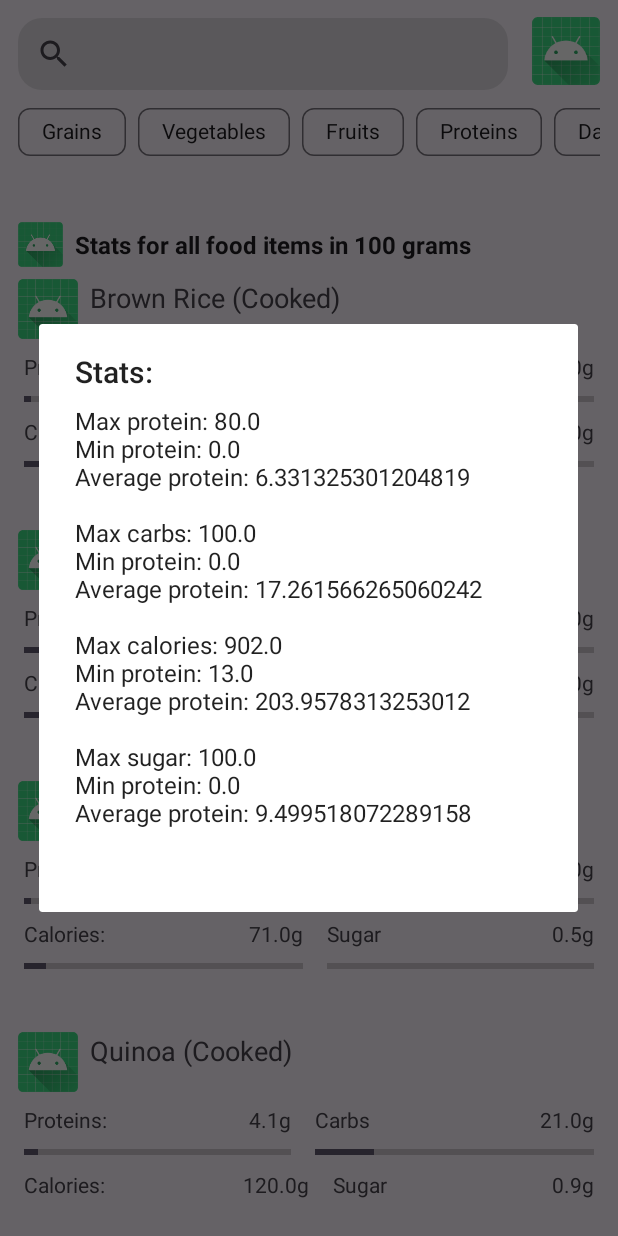
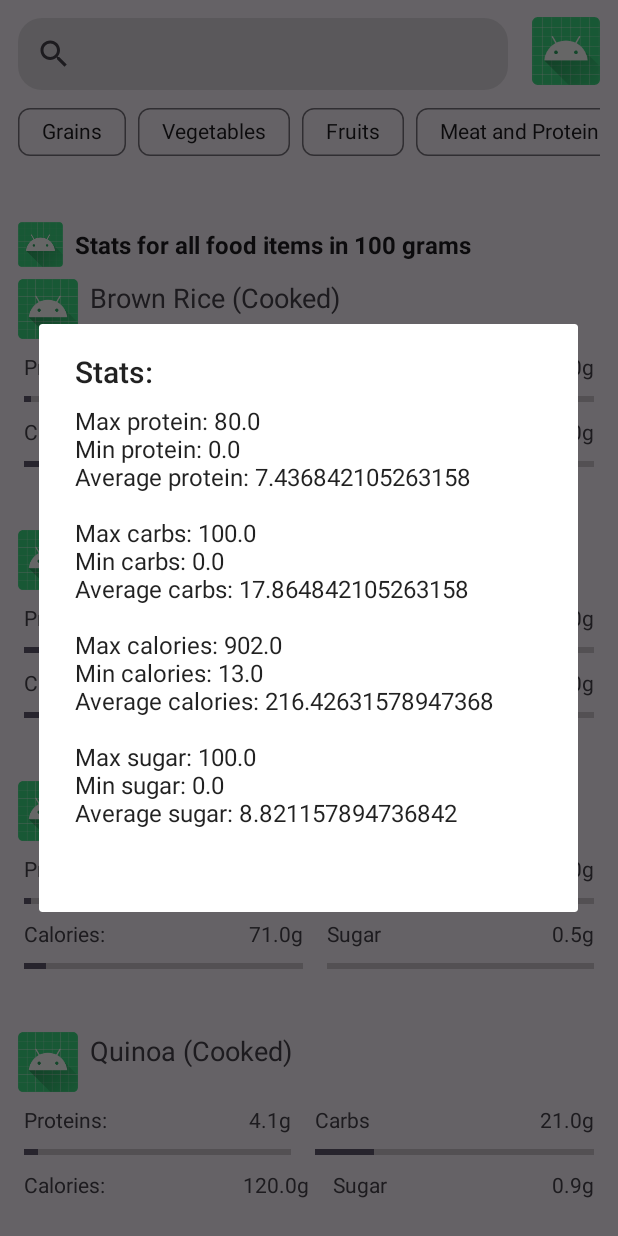
Before and after one commit to AleksandarTheGreat/Nutrition, an Android app: the Section1And2Activity screen opened directly, with no data from a screen before it, after a tap on an icon or button, on a phone screen of 412 x 824 dp. Run offline under Robolectric (Android 15) with nearby library versions, the phone set to English and light mode, and no system bars.

Commit message:
Some more changes

```diff
--- a/app/src/main/java/com/example/nutrition/Adapters/ProductsAdapter.java
+++ b/app/src/main/java/com/example/nutrition/Adapters/ProductsAdapter.java
@@ -5,12 +5,15 @@ import android.content.Context;
 import android.view.LayoutInflater;
 import android.view.View;
 import android.view.ViewGroup;
+import android.view.animation.Animation;
+import android.view.animation.AnimationUtils;
 import android.widget.ImageView;
 import android.widget.ProgressBar;
 import android.widget.TextView;
 
 import androidx.annotation.NonNull;
 import androidx.constraintlayout.widget.ConstraintLayout;
+import androidx.core.content.ContextCompat;
 import androidx.recyclerview.widget.RecyclerView;
 
 import com.example.nutrition.Helper.Toaster;
@@ -70,6 +73,9 @@ public class ProductsAdapter extends RecyclerView.Adapter<ProductsAdapter.MyView
         holder.progressBarCarbs.setProgress((int) product.getCarbs());
         holder.progressBarCalories.setProgress((int) product.getCalories());
         holder.progressBarSugar.setProgress((int) product.getSugar());
+
+        Animation animation = AnimationUtils.loadAnimation(context, R.anim.come_from_left);
+        holder.constraintLayout.startAnimation(animation);
     }
 
     @Override
--- a/app/src/main/java/com/example/nutrition/Helper/ContentLoader.java
+++ b/app/src/main/java/com/example/nutrition/Helper/ContentLoader.java
@@ -49,6 +49,7 @@ public class ContentLoader {
         productList.add(Product.createProduct("Corn", "Vegetables", 3.3, 19, 86, 6.3));
         productList.add(Product.createProduct("Onion", "Vegetables", 1.1, 9, 40, 4.2));
         productList.add(Product.createProduct("Garlic", "Vegetables", 6.4, 33, 149, 1));
+        productList.add(Product.createProduct("Mushroom", "Vegetables", 3.1, 3.3, 22, 1.7));
         productList.add(Product.createProduct("Radish", "Vegetables", 0.7, 3.4, 16, 1.9));
         productList.add(Product.createProduct("Beetroot", "Vegetables", 1.6, 10, 43, 7));
         productList.add(Product.createProduct("Celery", "Vegetables", 0.8, 3, 16, 1.8));
@@ -112,36 +113,39 @@ public class ContentLoader {
         productList.add(Product.createProduct("Custard Apple", "Fruits", 1.7, 25, 101, 24));
 
 // Proteins
-        productList.add(Product.createProduct("Chicken Breast", "Proteins", 31, 0, 165, 0));
-        productList.add(Product.createProduct("Eggs", "Proteins", 13, 1.1, 155, 1.1));
-        productList.add(Product.createProduct("Almonds", "Proteins", 21, 22, 576, 4.4));
-        productList.add(Product.createProduct("Beef", "Proteins", 26, 0, 250, 0));
-        productList.add(Product.createProduct("Lentils", "Proteins", 9, 20, 116, 1.8));
-        productList.add(Product.createProduct("Tofu", "Proteins", 8, 2, 70, 0.5));
-        productList.add(Product.createProduct("Chickpeas", "Proteins", 8.9, 27.4, 164, 4.8));
-        productList.add(Product.createProduct("Turkey Breast", "Proteins", 29, 0, 135, 0));
-        productList.add(Product.createProduct("Salmon", "Proteins", 25, 0, 206, 0));
-        productList.add(Product.createProduct("Peanuts", "Proteins", 25.8, 16.1, 567, 4.7));
-        productList.add(Product.createProduct("Tuna", "Proteins", 24, 0, 144, 0));
-        productList.add(Product.createProduct("Shrimp", "Proteins", 24, 0.2, 99, 0.2));
-        productList.add(Product.createProduct("Pork Loin", "Proteins", 27, 0, 242, 0));
-        productList.add(Product.createProduct("Cod", "Proteins", 20, 0, 82, 0));
-        productList.add(Product.createProduct("Cottage Cheese", "Proteins", 11, 3.4, 98, 2.7));
-        productList.add(Product.createProduct("Mozzarella Cheese", "Proteins", 22, 2.2, 280, 1));
-        productList.add(Product.createProduct("Edamame", "Proteins", 11, 9, 122, 2.2));
-        productList.add(Product.createProduct("Tempeh", "Proteins", 19, 9, 192, 0.5));
-        productList.add(Product.createProduct("Pumpkin Seeds", "Proteins", 19, 53, 446, 1.4));
-        productList.add(Product.createProduct("Sunflower Seeds", "Proteins", 21, 20, 584, 2.6));
-        productList.add(Product.createProduct("Quinoa", "Proteins", 4.1, 21, 120, 0.9));
-        productList.add(Product.createProduct("Black Beans", "Proteins", 9, 23, 132, 0.3));
-        productList.add(Product.createProduct("Peas", "Proteins", 5.4, 14, 81, 5.7));
-        productList.add(Product.createProduct("Flax Seeds", "Proteins", 18, 29, 534, 1.6));
-        productList.add(Product.createProduct("Hemp Seeds", "Proteins", 31.6, 8.7, 553, 1.5));
-        productList.add(Product.createProduct("Chia Seeds", "Proteins", 16.5, 42, 486, 0));
-        productList.add(Product.createProduct("Walnuts", "Proteins", 15, 14, 654, 2.6));
-        productList.add(Product.createProduct("Cashews", "Proteins", 18, 30, 553, 5.9));
-        productList.add(Product.createProduct("Brazil Nuts", "Proteins", 14, 12, 656, 2.3));
-        productList.add(Product.createProduct("Whey Protein Powder", "Proteins", 80, 7, 399, 6.6));
+        productList.add(Product.createProduct("Chicken Breast", "Meat and Proteins", 31, 0, 165, 0));
+        productList.add(Product.createProduct("Almonds", "Meat and Proteins", 21, 22, 576, 4.4));
+        productList.add(Product.createProduct("Beef", "Meat and Proteins", 26, 0, 250, 0));
+        productList.add(Product.createProduct("Lentils", "Meat and Proteins", 9, 20, 116, 1.8));
+        productList.add(Product.createProduct("Tofu", "Meat and Proteins", 8, 2, 70, 0.5));
+        productList.add(Product.createProduct("Chickpeas", "Meat and Proteins", 8.9, 27.4, 164, 4.8));
+        productList.add(Product.createProduct("Turkey Breast", "Meat and Proteins", 29, 0, 135, 0));
+        productList.add(Product.createProduct("Salmon", "Meat and Proteins", 25, 0, 206, 0));
+        productList.add(Product.createProduct("Peanuts", "Meat and Proteins", 25.8, 16.1, 567, 4.7));
+        productList.add(Product.createProduct("Cottage Cheese", "Meat and Proteins", 11, 3.4, 98, 2.7));
+        productList.add(Product.createProduct("Mozzarella Cheese", "Meat and Proteins", 22, 2.2, 280, 1));
+        productList.add(Product.createProduct("Pork Loin", "Meat and Proteins", 27, 0, 242, 0));
+        productList.add(Product.createProduct("Cod", "Meat and Proteins", 20, 0, 82, 0));
+        productList.add(Product.createProduct("Edamame", "Meat and Proteins", 11, 9, 122, 2.2));
+        productList.add(Product.createProduct("Tempeh", "Meat and Proteins", 19, 9, 192, 0.5));
+        productList.add(Product.createProduct("Pumpkin Seeds", "Meat and Proteins", 19, 53, 446, 1.4));
+        productList.add(Product.createProduct("Sunflower Seeds", "Meat and Proteins", 21, 20, 584, 2.6));
+        productList.add(Product.createProduct("Black Beans", "Meat and Proteins", 9, 23, 132, 0.3));
+        productList.add(Product.createProduct("Peas", "Meat and Proteins", 5.4, 14, 81, 5.7));
+        productList.add(Product.createProduct("Flax Seeds", "Meat and Proteins", 18, 29, 534, 1.6));
+        productList.add(Product.createProduct("Hemp Seeds", "Meat and Proteins", 31.6, 8.7, 553, 1.5));
+        productList.add(Product.createProduct("Chia Seeds", "Meat and Proteins", 16.5, 42, 486, 0));
+        productList.add(Product.createProduct("Walnuts", "Meat and Proteins", 15, 14, 654, 2.6));
+        productList.add(Product.createProduct("Cashews", "Meat and Proteins", 18, 30, 553, 5.9));
+        productList.add(Product.createProduct("Brazil Nuts", "Meat and Proteins", 14, 12, 656, 2.3));
+        productList.add(Product.createProduct("Bacon", "Meat and Proteins", 37, 1.4, 541, 0));
+        productList.add(Product.createProduct("Ham", "Meat and Proteins", 21, 1.5, 145, 0));
+        productList.add(Product.createProduct("Sausage", "Meat and Proteins", 19, 1.9, 301, 1.1));
+        productList.add(Product.createProduct("Venison", "Meat and Proteins", 30, 0, 158, 0));
+        productList.add(Product.createProduct("Duck", "Meat and Proteins", 19, 0, 337, 0));
+        productList.add(Product.createProduct("Goose", "Meat and Proteins", 23, 0, 305, 0));
+        productList.add(Product.createProduct("Eggs", "Meat and Proteins", 13, 1.1, 155, 1.1));
+        productList.add(Product.createProduct("Whey Protein Powder", "Meat and Proteins", 80, 8, 400, 5));
 
 // Dairy
         productList.add(Product.createProduct("Whole Milk", "Dairy", 3.4, 4.8, 61, 5));
@@ -190,6 +194,29 @@ public class ContentLoader {
         productList.add(Product.createProduct("Nutella", "Fats, Oils, and Sweets", 6, 57.5, 539, 56.3));
         productList.add(Product.createProduct("Cream Cheese", "Fats, Oils, and Sweets", 6.2, 6.5, 350, 6));
 
+
+// Famous most consumed fast food products
+        productList.add(Product.createProduct("Hamburger", "Fast Food", 13, 26, 250, 6));
+        productList.add(Product.createProduct("Cheeseburger", "Fast Food", 15, 28, 300, 7));
+        productList.add(Product.createProduct("French Fries", "Fast Food", 3, 41, 312, 0.5));
+        productList.add(Product.createProduct("Chicken Nuggets", "Fast Food", 16, 13, 220, 0.5));
+        productList.add(Product.createProduct("Pizza (Pepperoni)", "Fast Food", 11, 30, 300, 3));
+        productList.add(Product.createProduct("Hot Dog", "Fast Food", 12, 19, 280, 3));
+        productList.add(Product.createProduct("Grilled Chicken Sandwich", "Fast Food", 27, 41, 350, 7));
+        productList.add(Product.createProduct("Fish Sandwich", "Fast Food", 18, 36, 300, 5));
+        productList.add(Product.createProduct("Burrito (Bean and Cheese)", "Fast Food", 10, 30, 290, 1));
+        productList.add(Product.createProduct("Taco (Beef)", "Fast Food", 11, 19, 210, 1));
+        productList.add(Product.createProduct("Onion Rings", "Fast Food", 3, 31, 340, 5));
+        productList.add(Product.createProduct("Milkshake (Vanilla)", "Fast Food", 5, 50, 300, 40));
+        productList.add(Product.createProduct("Chicken Wrap", "Fast Food", 18, 28, 320, 3));
+        productList.add(Product.createProduct("Salad (Chicken Caesar)", "Fast Food", 12, 15, 250, 3));
+        productList.add(Product.createProduct("Breakfast Sandwich (Egg and Cheese)", "Fast Food", 15, 30, 350, 5));
+        productList.add(Product.createProduct("Fried Chicken (1 piece)", "Fast Food", 14, 12, 250, 0));
+        productList.add(Product.createProduct("Quesadilla", "Fast Food", 13, 26, 320, 2));
+        productList.add(Product.createProduct("Submarine Sandwich (Turkey)", "Fast Food", 18, 30, 300, 5));
+        productList.add(Product.createProduct("Nachos", "Fast Food", 9, 21, 300, 2));
+        productList.add(Product.createProduct("Fried Shrimp", "Fast Food", 19, 15, 275, 0));
+
         return productList;
     }
 }
--- a/app/src/main/java/com/example/nutrition/Helper/HelperSection1And2Activity.java
+++ b/app/src/main/java/com/example/nutrition/Helper/HelperSection1And2Activity.java
@@ -37,16 +37,16 @@ public class HelperSection1And2Activity {
         builder.append("Average protein: ").append(statisticsProtein.getAverage()).append("\n\n");
 
         builder.append("Max carbs: ").append(statisticsCarbs.getMax()).append("\n");
-        builder.append("Min protein: ").append(statisticsCarbs.getMin()).append("\n");
-        builder.append("Average protein: ").append(statisticsCarbs.getAverage()).append("\n\n");
+        builder.append("Min carbs: ").append(statisticsCarbs.getMin()).append("\n");
+        builder.append("Average carbs: ").append(statisticsCarbs.getAverage()).append("\n\n");
 
         builder.append("Max calories: ").append(statisticsCalories.getMax()).append("\n");
-        builder.append("Min protein: ").append(statisticsCalories.getMin()).append("\n");
-        builder.append("Average protein: ").append(statisticsCalories.getAverage()).append("\n\n");
+        builder.append("Min calories: ").append(statisticsCalories.getMin()).append("\n");
+        builder.append("Average calories: ").append(statisticsCalories.getAverage()).append("\n\n");
 
         builder.append("Max sugar: ").append(statisticsSugar.getMax()).append("\n");
-        builder.append("Min protein: ").append(statisticsSugar.getMin()).append("\n");
-        builder.append("Average protein: ").append(statisticsSugar.getAverage()).append("\n\n");
+        builder.append("Min sugar: ").append(statisticsSugar.getMin()).append("\n");
+        builder.append("Average sugar: ").append(statisticsSugar.getAverage()).append("\n\n");
 
         toaster.alert("Stats:", builder.toString());
     }
--- a/app/src/main/res/layout/activity_main.xml
+++ b/app/src/main/res/layout/activity_main.xml
@@ -192,7 +192,7 @@
 
             <com.google.android.material.card.MaterialCardView
                 android:id="@+id/matCard4"
-                android:tag="Proteins"
+                android:tag="Meat and Proteins"
                 style="@style/CardFoodPyramid">
 
                 <RelativeLayout
@@ -203,7 +203,7 @@
                         style="@style/FoodPyramidCategory"
                         android:layout_alignParentStart="true"
                         android:layout_alignParentBottom="true"
-                        android:text="Proteins" />
+                        android:text="Meat and Proteins" />
 
                     <ImageView
                         android:layout_width="match_parent"
@@ -380,7 +380,6 @@
     <RelativeLayout
         android:layout_width="match_parent"
         android:layout_height="match_parent"
-        android:layout_above="@id/imageViewArrow"
         android:layout_below="@id/section3LayoutMainActivity"
         android:layout_marginBottom="8dp"
         android:paddingHorizontal="4dp">
@@ -404,8 +403,8 @@
                 <TextView
                     android:layout_width="wrap_content"
                     android:layout_height="wrap_content"
-                    android:layout_marginHorizontal="12dp"
-                    android:layout_marginBottom="8dp"
+                    android:layout_marginHorizontal="16dp"
+                    android:layout_marginBottom="12dp"
                     android:text="Day 24"
                     android:textSize="26dp"
                     app:layout_constraintBottom_toBottomOf="parent"
@@ -437,13 +436,6 @@
 
     </RelativeLayout>
 
-    <ImageView
-        android:id="@+id/imageViewArrow"
-        android:layout_width="30dp"
-        android:layout_height="30dp"
-        android:layout_alignParentBottom="true"
-        android:layout_centerHorizontal="true"
-        android:layout_marginBottom="12dp"
-        android:src="@drawable/ic_test" />
+
 
 </RelativeLayout>
--- a/app/src/main/res/layout/activity_section1_and2.xml
+++ b/app/src/main/res/layout/activity_section1_and2.xml
@@ -72,7 +72,7 @@
 
             <com.google.android.material.chip.Chip
                 style="@style/ChipMainActivity"
-                android:text="Proteins" />
+                android:text="Meat and Proteins" />
 
             <com.google.android.material.chip.Chip
                 style="@style/ChipMainActivity"
--- a/app/src/main/res/layout/activity_section3.xml
+++ b/app/src/main/res/layout/activity_section3.xml
@@ -7,12 +7,10 @@
     android:layout_height="match_parent"
     tools:context=".Activities.Section3Activity">
 
-    <TextView
-        android:layout_width="wrap_content"
-        android:layout_height="wrap_content"
-        android:text="Section 3"
-        android:textSize="18sp"
-        android:layout_centerInParent="true"
+    <RelativeLayout
+        android:id="@+id/headerLayoutSection3Activity"
+        android:layout_height="?actionBarSize"
+        android:layout_width="match_parent"
         />
 
 </RelativeLayout>
--- a/app/src/main/res/layout/single_product_layout.xml
+++ b/app/src/main/res/layout/single_product_layout.xml
@@ -94,7 +94,7 @@
         android:layout_marginEnd="4dp"
         app:layout_constraintLeft_toLeftOf="@id/textViewCarbsLabel"
         app:layout_constraintRight_toRightOf="parent"
-        app:layout_constraintTop_toBottomOf="@id/textViewProteinsLabel" />
+        app:layout_constraintTop_toBottomOf="@id/textViewCarbsLabel" />
 
 
 
```
Also changed, not shown: app/src/main/res/anim/come_from_left.xml (added, +11 -0 lines).
